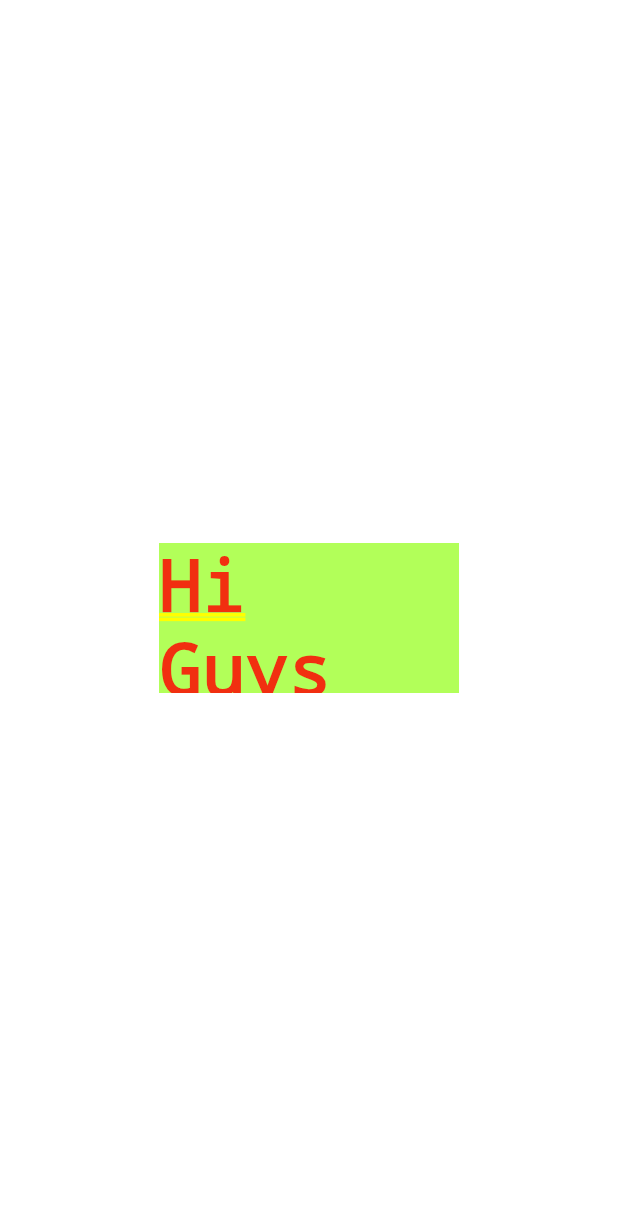
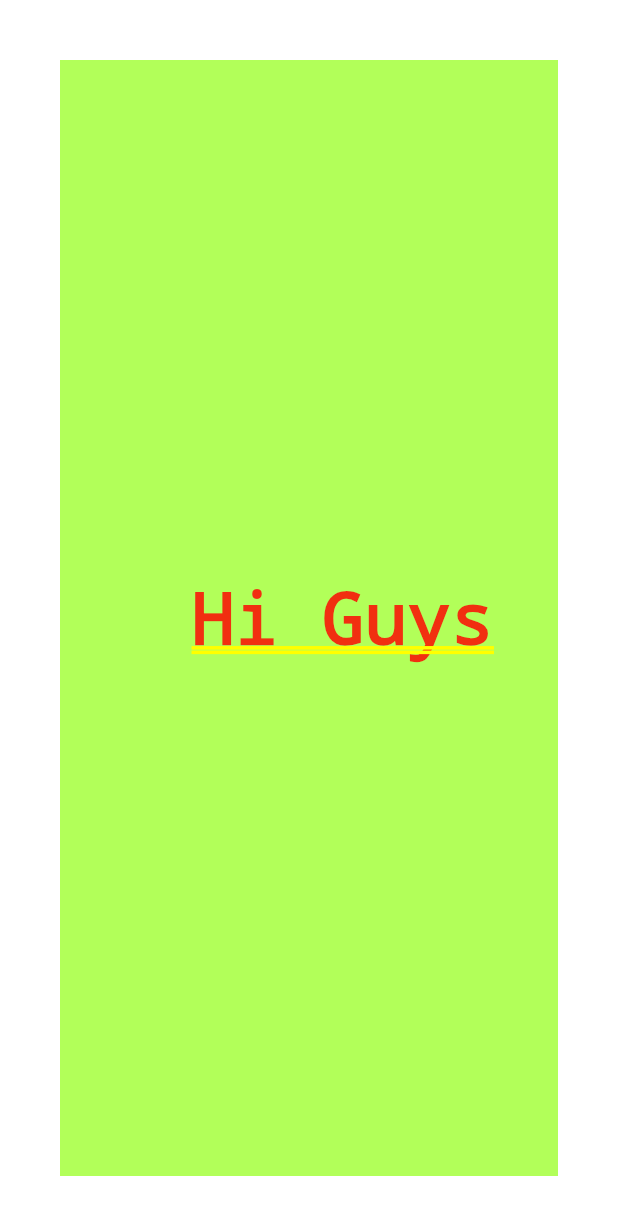
Before and after one commit to vinodyadav5799/AndroidSuperNerds-Flutter, a Flutter app: the screen it shows after launch, on a phone screen of 412 x 824 dp. Shown: the top 1215 px of the screen. Run offline on Flutter 3.47's test engine with Material 2 defaults, Android fonts, the phone set to English and light mode, and no system bars.

Commit message:
Container Widget with margin and padding implementation
Container widget got maring and padding integration

```diff
--- a/lib/screens/Home.dart
+++ b/lib/screens/Home.dart
@@ -10,8 +10,10 @@ class Home extends StatelessWidget{
       child: Container(
         alignment: Alignment.center,
         color: Colors.lightGreenAccent,
-        width: 200.0,
-        height: 100.0,
+        // width: 200.0,
+        // height: 100.0,
+        margin: EdgeInsets.all(40.0),
+        padding: EdgeInsets.only(left:45.0),
         child: Text("Hi Guys", textDirection: TextDirection.ltr),
       ),
     );
```
